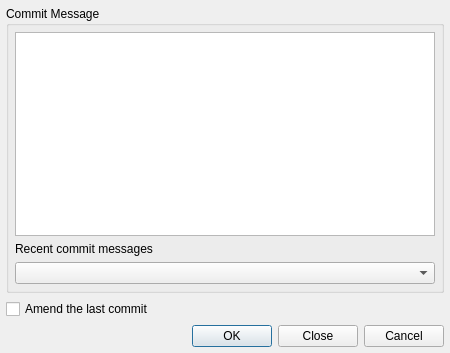
Above: Plugins/VcsPlugins/vcsMercurial/HgCommitDialog.ui from testmana2/test before the change. Below: the same form after it.
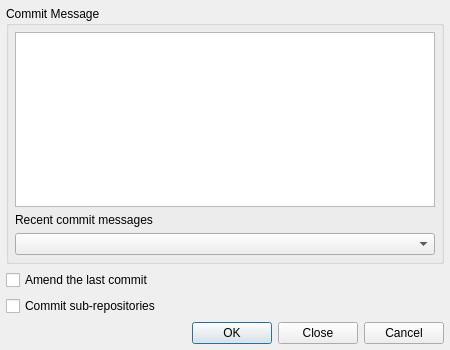
That is the form after the change.

Commit message: Continued implementing support for Mercurial sub-repositories.

Patch:
```diff
--- a/Plugins/VcsPlugins/vcsMercurial/HgCommitDialog.ui
+++ b/Plugins/VcsPlugins/vcsMercurial/HgCommitDialog.ui
@@ -7,7 +7,7 @@
     <x>0</x>
     <y>0</y>
     <width>450</width>
-    <height>353</height>
+    <height>350</height>
    </rect>
   </property>
   <property name="windowTitle">
@@ -64,6 +64,16 @@
      </property>
     </widget>
    </item>
+   <item>
+    <widget class="QCheckBox" name="subrepoCheckBox">
+     <property name="toolTip">
+      <string>Select to commit sub-repositories as well</string>
+     </property>
+     <property name="text">
+      <string>Commit sub-repositories</string>
+     </property>
+    </widget>
+   </item>
    <item>
     <widget class="QDialogButtonBox" name="buttonBox">
      <property name="orientation">
```
Left out of the diff: 1 changed line with no effect on the pictures. The commit also changes 12 other files.
